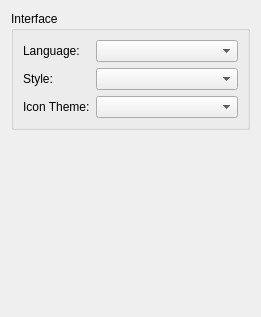
First picture: the form in quarkplayer-plugins/ConfigWindow/GeneralConfigWidget.ui, repository tkrotoff/QuarkPlayer, before the edit.
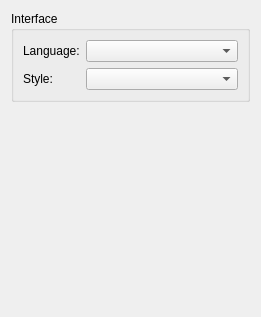
Second picture: the form after the edit.

Commit message: Switch to QIcon::fromTheme() Remove TkIcon class + remove all icon themes but silk under Windows

Diff of the .ui file:
```diff
--- a/quarkplayer-plugins/ConfigWindow/GeneralConfigWidget.ui
+++ b/quarkplayer-plugins/ConfigWindow/GeneralConfigWidget.ui
@@ -19,6 +19,9 @@
      <layout class="QGridLayout" name="gridLayout_2">
       <item row="0" column="0">
        <layout class="QFormLayout" name="formLayout_2">
+        <property name="fieldGrowthPolicy">
+         <enum>QFormLayout::AllNonFixedFieldsGrow</enum>
+        </property>
         <item row="0" column="0">
          <widget class="QLabel" name="languageLabel">
           <property name="text">
@@ -53,23 +56,6 @@
           </property>
          </widget>
         </item>
-        <item row="2" column="0">
-         <widget class="QLabel" name="iconThemelLabel">
-          <property name="text">
-           <string>Icon Theme:</string>
-          </property>
-         </widget>
-        </item>
-        <item row="2" column="1">
-         <widget class="QComboBox" name="iconThemeComboBox">
-          <property name="sizePolicy">
-           <sizepolicy hsizetype="Expanding" vsizetype="Fixed">
-            <horstretch>0</horstretch>
-            <verstretch>0</verstretch>
-           </sizepolicy>
-          </property>
-         </widget>
-        </item>
        </layout>
       </item>
      </layout>
```
The commit also changes 31 other files.
